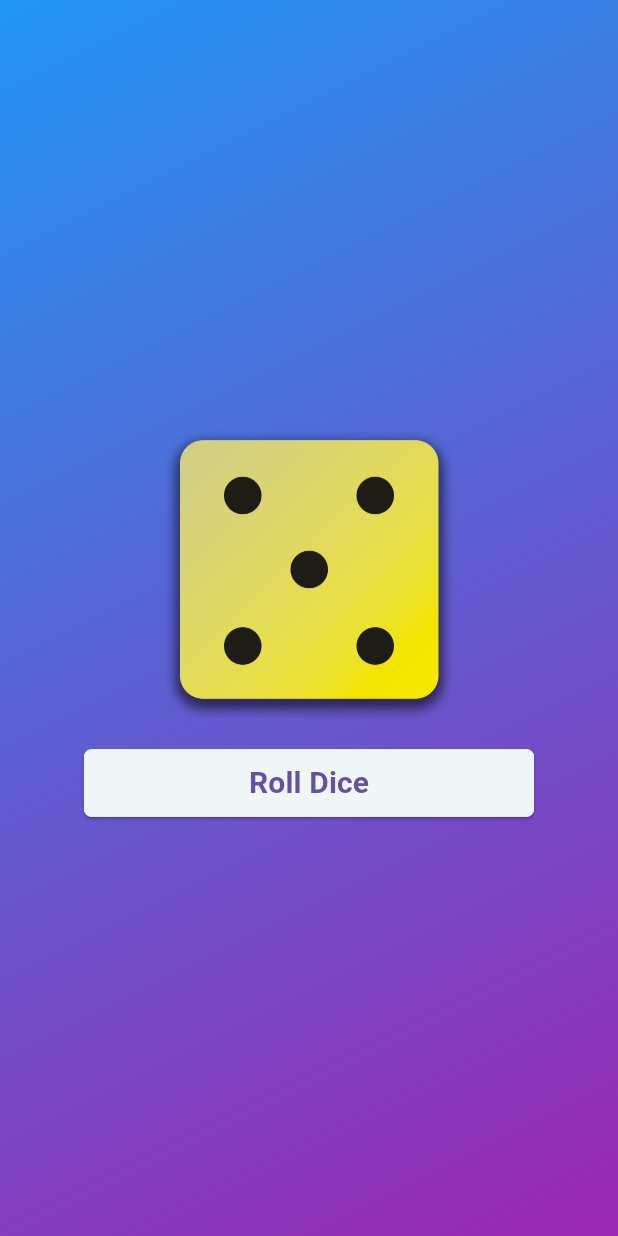
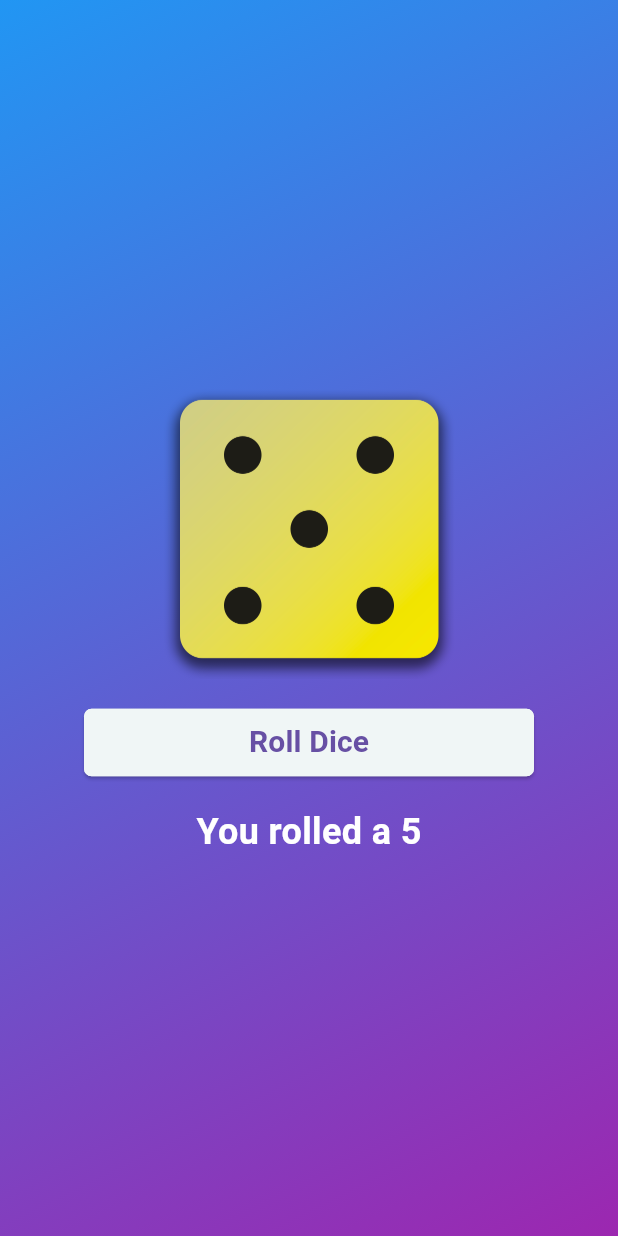
Before and after one commit to SRobles97/dice_app, a Flutter app: the screen it shows after launch, after a tap on "Roll Dice", on a phone screen of 412 x 824 dp. Run offline on Flutter 3.47's test engine with Material 3 defaults, Android fonts, the phone set to English and light mode, and no system bars; our stand-ins replace flutter_animate.

Commit message:
Añadido valor del dado y mostrado valor en pantalla

```diff
--- a/lib/views/home_page.dart
+++ b/lib/views/home_page.dart
@@ -15,13 +15,17 @@ class HomePage extends StatefulWidget {
 class _HomePageState extends State<HomePage> {
   String _diceImage = 'dice-2.png';
   bool _isRolling = false;
+  int _diceNumber = 2;
+  bool _showResult = false;
 
   void _rollDice() {
     final random = Random();
     final randomNumber = random.nextInt(6) + 1;
     setState(() {
       _diceImage = 'dice-$randomNumber.png';
+      _diceNumber = randomNumber;
       _isRolling = true;
+      _showResult = true;
     });
     Future.delayed(const Duration(milliseconds: 500), () {
       setState(() {
@@ -52,7 +56,17 @@ class _HomePageState extends State<HomePage> {
             onPressed: _rollDice,
             color: const Color(0xFFF0F6F6),
             borderColor: const Color(0xFFF0F6F6),
-          )
+          ),
+          if (_showResult) const SizedBox(height: 20),
+          if (_showResult)
+            Text(
+              'You rolled a $_diceNumber',
+              style: const TextStyle(
+                color: Colors.white,
+                fontSize: 24,
+                fontWeight: FontWeight.bold,
+              ),
+            ),
         ],
       ),
     ));
```
